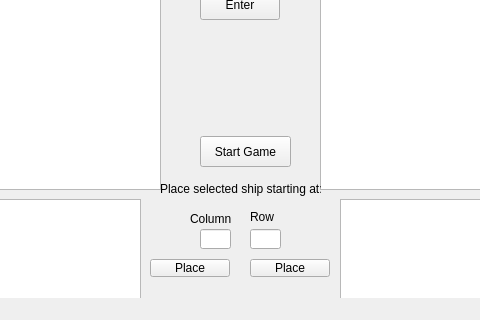
bellis2147/CSCI3010-HW5-Ellis-Wilson, file Homework_5/mainwindow.ui: the form before one commit; both pictures show x 160 to 640 and y 280 to 600 of the 800 by 600 pixel window.
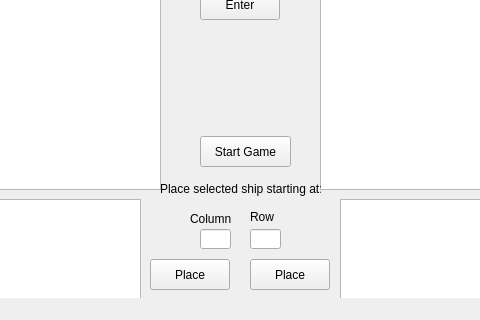
The form after the commit.

What changed in the file:
```diff
--- a/Homework_5/mainwindow.ui
+++ b/Homework_5/mainwindow.ui
@@ -161,7 +161,7 @@
       <x>310</x>
       <y>520</y>
       <width>80</width>
-      <height>18</height>
+      <height>31</height>
      </rect>
     </property>
     <property name="text">
@@ -272,7 +272,7 @@
       <x>410</x>
       <y>520</y>
       <width>80</width>
-      <height>18</height>
+      <height>31</height>
      </rect>
     </property>
     <property name="text">
```
